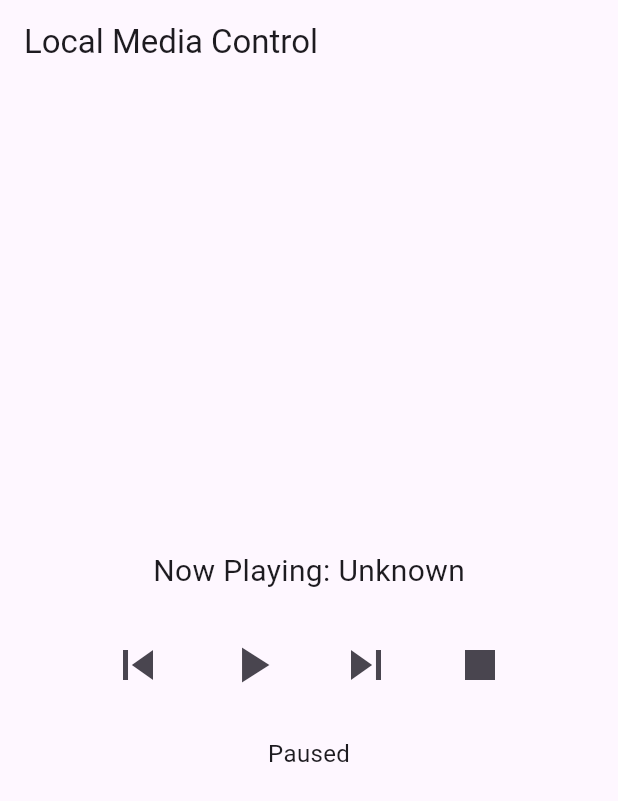
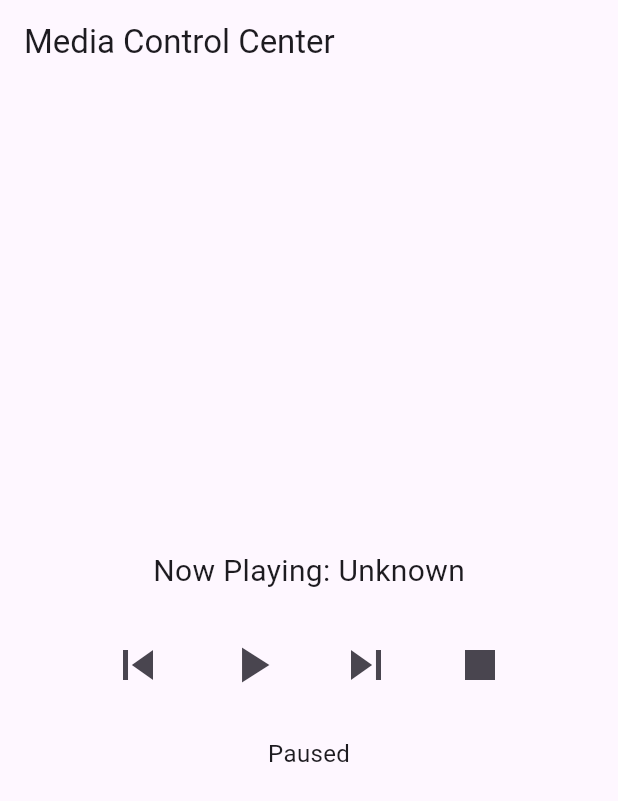
Before and after one commit to edwin-abraham-thomas/MediaSyncClient, a Flutter app: the screen it shows after launch, on a phone screen of 412 x 824 dp. Shown: the top 801 px of the screen. Run offline on Flutter 3.47's test engine with Material 3 defaults, Android fonts, the light colour scheme and no system bars.

Commit message:
some updates

```diff
--- a/lib/main.dart
+++ b/lib/main.dart
@@ -13,12 +13,15 @@ void main() {
 }
 
 class MyApp extends StatelessWidget {
+  const MyApp({super.key});
+
   @override
   Widget build(BuildContext context) {
     return MaterialApp(
       title: 'Media Control POC',
       theme: ThemeData(primarySwatch: Colors.blue),
       home: MediaScreen(),
+      debugShowCheckedModeBanner: false,
     );
   }
 }
--- a/lib/media_screen.dart
+++ b/lib/media_screen.dart
@@ -10,7 +10,7 @@ class MediaScreen extends StatelessWidget {
     final mediaController = Provider.of<MediaController>(context);
 
     return Scaffold(
-      appBar: AppBar(title: Text('Local Media Control')),
+      appBar: AppBar(title: Text('Media Control Center')),
       body: Center(
         child: Column(
           mainAxisAlignment: MainAxisAlignment.center,
```
